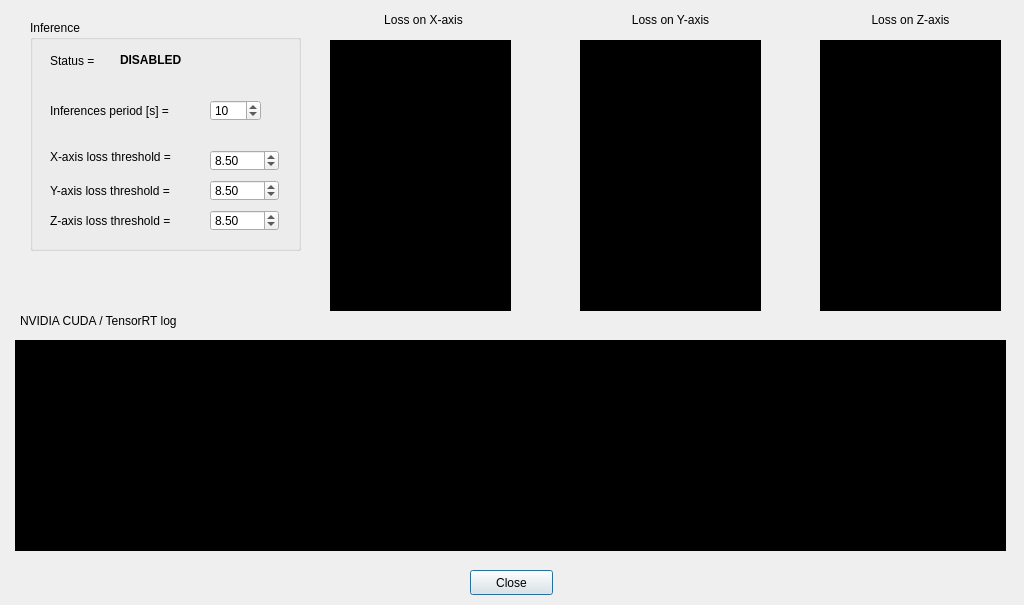
Old version of the form SpectralViewer/TrtSettings.ui in the repository mu1492/CbM.
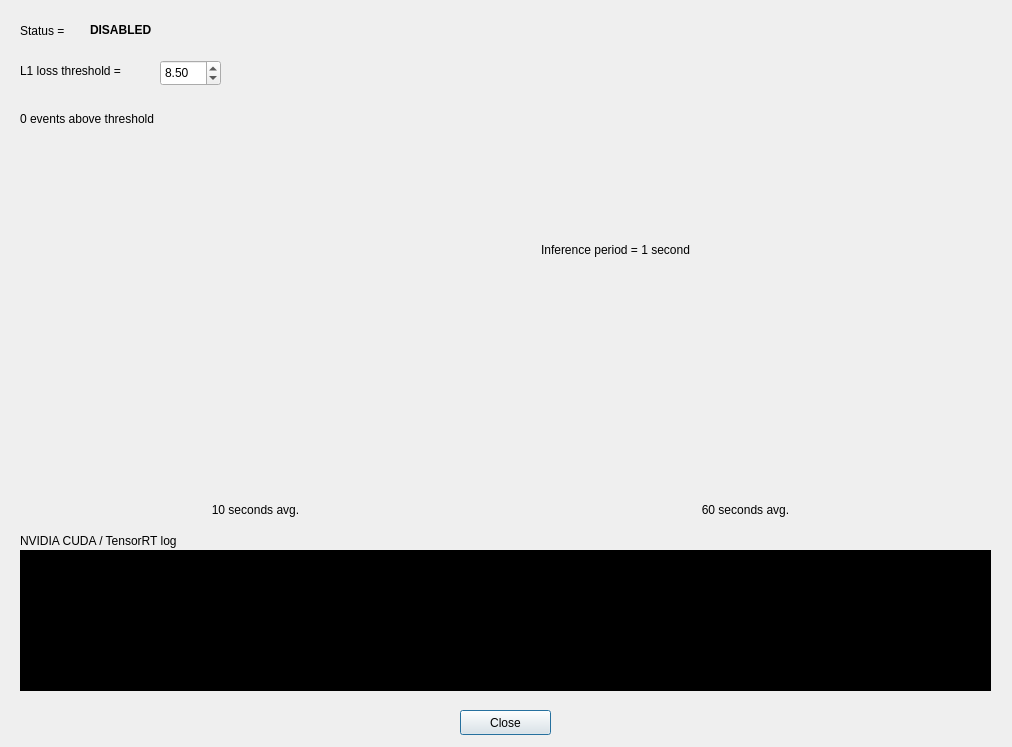
New version of the form.

Commit message: Add inference plots.

What changed in the file:
```diff
--- a/SpectralViewer/TrtSettings.ui
+++ b/SpectralViewer/TrtSettings.ui
@@ -9,8 +9,8 @@
    <rect>
     <x>0</x>
     <y>0</y>
-    <width>1024</width>
-    <height>605</height>
+    <width>1012</width>
+    <height>747</height>
    </rect>
   </property>
   <property name="windowTitle">
@@ -22,9 +22,9 @@
   <widget class="QPushButton" name="CloseButton">
    <property name="geometry">
     <rect>
-     <x>470</x>
-     <y>570</y>
-     <width>83</width>
+     <x>460</x>
+     <y>710</y>
+     <width>91</width>
      <height>25</height>
     </rect>
    </property>
@@ -35,10 +35,10 @@
   <widget class="QListWidget" name="LogWidget">
    <property name="geometry">
     <rect>
-     <x>15</x>
-     <y>340</y>
-     <width>991</width>
-     <height>211</height>
+     <x>20</x>
+     <y>550</y>
+     <width>971</width>
+     <height>141</height>
     </rect>
    </property>
    <property name="font">
@@ -58,7 +58,7 @@
    <property name="geometry">
     <rect>
      <x>20</x>
-     <y>310</y>
+     <y>530</y>
      <width>221</width>
      <height>21</height>
     </rect>
@@ -67,23 +67,59 @@
     <string>NVIDIA CUDA / TensorRT log</string>
    </property>
   </widget>
-  <widget class="QGroupBox" name="groupBox">
+  <widget class="QFrame" name="Frame01Sec">
    <property name="geometry">
     <rect>
-     <x>30</x>
+     <x>240</x>
      <y>20</y>
-     <width>271</width>
-     <height>231</height>
+     <width>750</width>
+     <height>220</height>
     </rect>
    </property>
-   <property name="title">
-    <string>Inference</string>
+   <property name="frameShape">
+    <enum>QFrame::NoFrame</enum>
    </property>
+   <property name="frameShadow">
+    <enum>QFrame::Plain</enum>
+   </property>
+  </widget>
+  <widget class="QFrame" name="Frame10Sec">
+   <property name="geometry">
+    <rect>
+     <x>20</x>
+     <y>280</y>
+     <width>475</width>
+     <height>220</height>
+    </rect>
+   </property>
+   <property name="frameShape">
+    <enum>QFrame::NoFrame</enum>
+   </property>
+   <property name="frameShadow">
+    <enum>QFrame::Plain</enum>
+   </property>
+  </widget>
+  <widget class="QFrame" name="Frame60Sec">
+   <property name="geometry">
+    <rect>
+     <x>510</x>
+     <y>280</y>
+     <width>475</width>
+     <height>220</height>
+    </rect>
+   </property>
+   <property name="frameShape">
+    <enum>QFrame::NoFrame</enum>
+   </property>
+   <property name="frameShadow">
+    <enum>QFrame::Plain</enum>
+   </property>
+  </widget>
    <widget class="QLabel" name="StatusLabel">
     <property name="geometry">
      <rect>
       <x>20</x>
-      <y>30</y>
+     <y>20</y>
       <width>61</width>
       <height>21</height>
      </rect>
@@ -99,7 +135,7 @@
     <property name="geometry">
      <rect>
       <x>90</x>
-      <y>30</y>
+     <y>20</y>
       <width>91</width>
       <height>20</height>
      </rect>
@@ -117,47 +153,31 @@
      <string>DISABLED</string>
     </property>
    </widget>
-   <widget class="QLabel" name="InferPeriodLabel">
+  <widget class="QLabel" name="LossThdLabel">
     <property name="geometry">
      <rect>
       <x>20</x>
-      <y>80</y>
-      <width>161</width>
+     <y>60</y>
+     <width>131</width>
       <height>21</height>
      </rect>
     </property>
     <property name="text">
-     <string>Inferences period [s] =</string>
-    </property>
-   </widget>
-   <widget class="QSpinBox" name="InferPeriodSpinBox">
+    <string>L1 loss threshold =</string>
+   </property>
+  </widget>
+  <widget class="QDoubleSpinBox" name="LossThdSpinBox">
     <property name="geometry">
      <rect>
-      <x>180</x>
-      <y>80</y>
-      <width>51</width>
-      <height>21</height>
+     <x>160</x>
+     <y>60</y>
+     <width>61</width>
+     <height>26</height>
      </rect>
     </property>
     <property name="minimum">
-     <number>1</number>
-    </property>
-    <property name="maximum">
-     <number>60</number>
-    </property>
-    <property name="value">
-     <number>10</number>
-    </property>
-   </widget>
-   <widget class="QDoubleSpinBox" name="XlossSpinBox">
-    <property name="geometry">
-     <rect>
-      <x>180</x>
-      <y>130</y>
-      <width>69</width>
-      <height>21</height>
-     </rect>
-    </property>
+    <double>0.010000000000000</double>
+   </property>
     <property name="singleStep">
      <double>0.500000000000000</double>
     </property>
@@ -165,149 +185,33 @@
      <double>8.500000000000000</double>
     </property>
    </widget>
-   <widget class="QDoubleSpinBox" name="YlossSpinBox">
+  <widget class="QLabel" name="Label60sAvg">
     <property name="geometry">
      <rect>
-      <x>180</x>
-      <y>160</y>
-      <width>69</width>
-      <height>21</height>
-     </rect>
-    </property>
-    <property name="singleStep">
-     <double>0.500000000000000</double>
-    </property>
-    <property name="value">
-     <double>8.500000000000000</double>
-    </property>
-   </widget>
-   <widget class="QDoubleSpinBox" name="ZlossSpinBox">
-    <property name="geometry">
-     <rect>
-      <x>180</x>
-      <y>190</y>
-      <width>69</width>
-      <height>21</height>
-     </rect>
-    </property>
-    <property name="singleStep">
-     <double>0.500000000000000</double>
-    </property>
-    <property name="value">
-     <double>8.500000000000000</double>
-    </property>
-   </widget>
-   <widget class="QLabel" name="XlossThdLabel">
-    <property name="geometry">
-     <rect>
-      <x>20</x>
-      <y>127</y>
-      <width>161</width>
+     <x>680</x>
+     <y>500</y>
+     <width>131</width>
       <height>20</height>
      </rect>
     </property>
     <property name="text">
-     <string>X-axis loss threshold =</string>
-    </property>
-   </widget>
-   <widget class="QLabel" name="YlossThdLabel">
-    <property name="geometry">
-     <rect>
-      <x>20</x>
-      <y>160</y>
-      <width>161</width>
-      <height>21</height>
-     </rect>
-    </property>
-    <property name="text">
-     <string>Y-axis loss threshold =</string>
-    </property>
-   </widget>
-   <widget class="QLabel" name="ZlossThdLabel">
+    <string>60 seconds avg.</string>
+   </property>
+   <property name="alignment">
+    <set>Qt::AlignCenter</set>
+   </property>
+  </widget>
+  <widget class="QLabel" name="Label10sAvg">
     <property name="geometry">
      <rect>
-      <x>20</x>
-      <y>190</y>
-      <width>161</width>
-      <height>21</height>
-     </rect>
-    </property>
-    <property name="text">
-     <string>Z-axis loss threshold =</string>
-    </property>
-   </widget>
-  </widget>
-  <widget class="QListWidget" name="Xloss">
-   <property name="geometry">
-    <rect>
-     <x>330</x>
-     <y>40</y>
-     <width>181</width>
-     <height>271</height>
-    </rect>
-   </property>
-   <property name="font">
-    <font>
-     <family>Courier 10 Pitch</family>
-     <pointsize>9</pointsize>
-    </font>
-   </property>
-   <property name="styleSheet">
-    <string notr="true">background-color: rgb(0, 0, 0);
-color: rgb(138, 226, 52);</string>
-   </property>
-  </widget>
-  <widget class="QListWidget" name="Yloss">
-   <property name="geometry">
-    <rect>
-     <x>580</x>
-     <y>40</y>
-     <width>181</width>
-     <height>271</height>
-    </rect>
-   </property>
-   <property name="font">
-    <font>
-     <family>Courier 10 Pitch</family>
-     <pointsize>9</pointsize>
-    </font>
-   </property>
-   <property name="styleSheet">
-    <string notr="true">background-color: rgb(0, 0, 0);
-color: rgb(138, 226, 52);</string>
-   </property>
-  </widget>
-  <widget class="QListWidget" name="Zloss">
-   <property name="geometry">
-    <rect>
-     <x>820</x>
-     <y>40</y>
-     <width>181</width>
-     <height>271</height>
-    </rect>
-   </property>
-   <property name="font">
-    <font>
-     <family>Courier 10 Pitch</family>
-     <pointsize>9</pointsize>
-    </font>
-   </property>
-   <property name="styleSheet">
-    <string notr="true">background-color: rgb(0, 0, 0);
-color: rgb(138, 226, 52);</string>
-   </property>
-  </widget>
-  <widget class="QLabel" name="label">
-   <property name="geometry">
-    <rect>
-     <x>353</x>
-     <y>10</y>
-     <width>141</width>
+     <x>190</x>
+     <y>500</y>
+     <width>131</width>
      <height>20</height>
     </rect>
    </property>
    <property name="text">
-    <string>Loss on X-axis</string>
+    <string>10 seconds avg.</string>
    </property>
    <property name="alignment">
     <set>Qt::AlignCenter</set>
@@ -316,14 +220,14 @@
   <widget class="QLabel" name="label_2">
    <property name="geometry">
     <rect>
-     <x>600</x>
-     <y>10</y>
-     <width>141</width>
+     <x>510</x>
+     <y>240</y>
+     <width>211</width>
      <height>20</height>
     </rect>
    </property>
    <property name="text">
-    <string>Loss on Y-axis</string>
+    <string>Inference period = 1 second</string>
    </property>
    <property name="alignment">
     <set>Qt::AlignCenter</set>
@@ -332,17 +236,14 @@
   <widget class="QLabel" name="label_3">
    <property name="geometry">
     <rect>
-     <x>840</x>
-     <y>10</y>
-     <width>141</width>
-     <height>20</height>
+     <x>20</x>
+     <y>110</y>
+     <width>191</width>
+     <height>17</height>
     </rect>
    </property>
    <property name="text">
-    <string>Loss on Z-axis</string>
-   </property>
-   <property name="alignment">
-    <set>Qt::AlignCenter</set>
+    <string>0 events above threshold</string>
    </property>
   </widget>
  </widget>
```
Left out of the diff: 9 changed lines with no effect on the pictures. Lines whose indentation alone changed are shown as unchanged. The commit also changes 8 other files.
